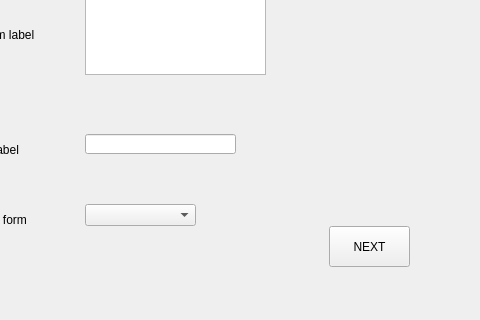
Old version of the form UkrWordsProj/firstwidget.ui in the repository illyuha/UkrWords; both pictures show x 85 to 565 and y 106 to 426 of the 565 by 426 pixel window.
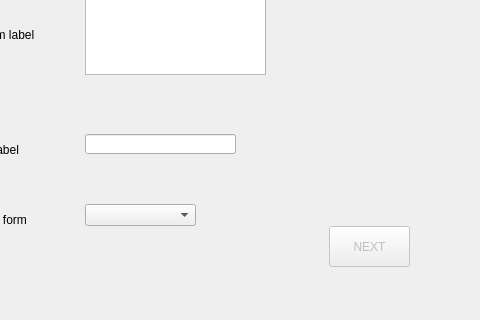
New version of the form.

Commit message:
I have managed to pass data between widgets
I mean the form of ukrword by data.
Besides, from now the "next" button on the first widget is disabled if
the form of ukrword is not selected.

What changed in the file:
```diff
--- a/UkrWordsProj/firstwidget.ui
+++ b/UkrWordsProj/firstwidget.ui
@@ -36,6 +36,9 @@
    </layout>
   </widget>
   <widget class="QPushButton" name="nextPushButton">
+   <property name="enabled">
+    <bool>false</bool>
+   </property>
    <property name="geometry">
     <rect>
      <x>414</x>
```
The commit also changes 5 other files.
